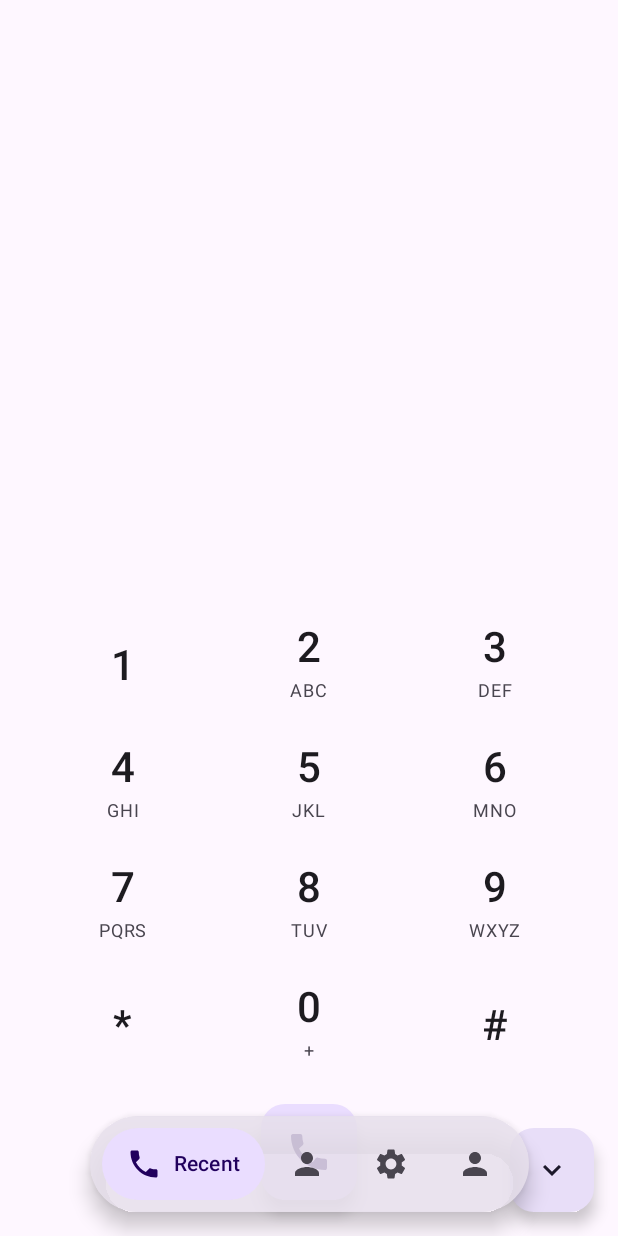
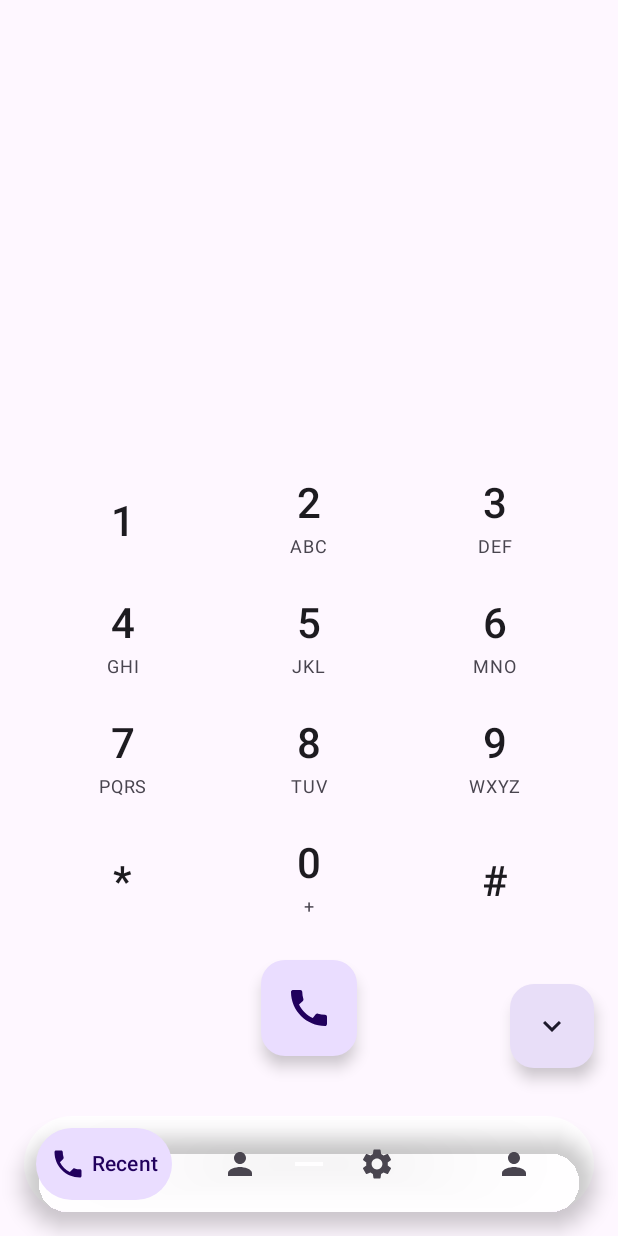
Before and after one commit to aniverse-cloud/Aniverse, an Android app built with Jetpack Compose: the screen it shows after launch (MainActivity), after a tap on "Open Keypad", on a phone screen of 412 x 824 dp. Run offline under Robolectric (Android 15) with nearby library versions, the phone set to English and light mode, and no system bars.

Commit message:
Fix UI bugs with navbar and keypad padding
- Removed animateContentSize from navigation items to prevent resizing
- Implemented blurred milky white background for navigation bar
- Increased bottom padding for the keypad to ensure it sits above the floating nav bar

Co-authored-by: aniverse-cloud <208377934+aniverse-cloud@users.noreply.github.com>

```diff
--- a/AnPhone001/app/src/main/java/com/example/dialer/DialerScreen.kt
+++ b/AnPhone001/app/src/main/java/com/example/dialer/DialerScreen.kt
@@ -222,7 +222,7 @@ fun DialerScreen(navController: NavController? = null, innerPadding: PaddingValu
                 Column(
                     modifier = Modifier
                         .fillMaxWidth()
-                        .padding(bottom = 16.dp),
+                        .padding(bottom = innerPadding.calculateBottomPadding() + 16.dp),
                     horizontalAlignment = Alignment.CenterHorizontally
                 ) {
                     val keys = listOf(
@@ -279,7 +279,7 @@ fun DialerScreen(navController: NavController? = null, innerPadding: PaddingValu
                 onClick = { isKeypadVisible = true },
                 modifier = Modifier
                     .align(Alignment.BottomEnd)
-                    .padding(16.dp),
+                    .padding(bottom = innerPadding.calculateBottomPadding() + 16.dp, end = 16.dp),
                 containerColor = MaterialTheme.colorScheme.primaryContainer
             ) {
                 Icon(Icons.Filled.Dialpad, contentDescription = "Open Keypad")
@@ -290,7 +290,7 @@ fun DialerScreen(navController: NavController? = null, innerPadding: PaddingValu
                 onClick = { isKeypadVisible = false },
                 modifier = Modifier
                     .align(Alignment.BottomEnd)
-                    .padding(16.dp),
+                    .padding(bottom = innerPadding.calculateBottomPadding() + 16.dp, end = 16.dp),
                 containerColor = MaterialTheme.colorScheme.secondaryContainer
             ) {
                 Icon(Icons.Filled.KeyboardArrowDown, contentDescription = "Hide Keypad")
--- a/AnPhone001/app/src/main/java/com/example/dialer/MainActivity.kt
+++ b/AnPhone001/app/src/main/java/com/example/dialer/MainActivity.kt
@@ -17,6 +17,7 @@ import androidx.compose.material.icons.filled.Person
 import androidx.compose.material.icons.filled.Phone
 import androidx.compose.animation.AnimatedVisibility
 import androidx.compose.animation.animateColorAsState
+import androidx.compose.animation.animateContentSize
 import androidx.compose.animation.core.tween
 import androidx.compose.foundation.background
 import androidx.compose.foundation.clickable
@@ -33,6 +34,7 @@ import androidx.compose.material3.*
 import androidx.compose.runtime.*
 import androidx.compose.ui.Alignment
 import androidx.compose.ui.Modifier
+import androidx.compose.ui.draw.blur
 import androidx.compose.ui.draw.clip
 import androidx.compose.ui.graphics.Color
 import androidx.compose.ui.graphics.vector.ImageVector
@@ -206,13 +208,26 @@ fun FloatingNavigationBar(
         contentAlignment = Alignment.Center
     ) {
         // Implement glassmorphism-like background overlay effect
+        Box(
+            modifier = Modifier.fillMaxWidth(),
+            contentAlignment = Alignment.Center
+        ) {
+            // Background blur layer
+            Box(
+                modifier = Modifier
+                    .matchParentSize()
+                    .clip(CircleShape)
+                    .blur(16.dp)
+                    .background(Color(0xCCFFFFFF)) // Milky white effect
+            )
             Surface(
+                modifier = Modifier.fillMaxWidth(),
                 shape = CircleShape,
                 shadowElevation = 8.dp,
-            color = MaterialTheme.colorScheme.surfaceVariant.copy(alpha = 0.85f)
+                color = Color.Transparent
             ) {
                 Row(
-                modifier = Modifier.padding(horizontal = 8.dp, vertical = 8.dp),
+                    modifier = Modifier.fillMaxWidth().padding(horizontal = 8.dp, vertical = 8.dp),
                     horizontalArrangement = Arrangement.SpaceEvenly,
                     verticalAlignment = Alignment.CenterVertically
                 ) {
@@ -229,10 +244,11 @@ fun FloatingNavigationBar(
 
                     Row(
                         modifier = Modifier
+                            .weight(1f)
                             .clip(CircleShape)
                             .background(backgroundColor)
                             .clickable { onItemClick(screen) }
-                            .padding(horizontal = 16.dp, vertical = 12.dp),
+                            .padding(horizontal = 8.dp, vertical = 12.dp),
                         verticalAlignment = Alignment.CenterVertically,
                         horizontalArrangement = Arrangement.Center
                     ) {
@@ -244,9 +260,10 @@ fun FloatingNavigationBar(
                         AnimatedVisibility(visible = selected) {
                             Text(
                                 text = screen.title,
-                                modifier = Modifier.padding(start = 8.dp),
+                                modifier = Modifier.padding(start = 4.dp),
                                 color = contentColor,
-                                style = MaterialTheme.typography.labelLarge
+                                style = MaterialTheme.typography.labelLarge,
+                                maxLines = 1
                             )
                         }
                     }
@@ -255,3 +272,4 @@ fun FloatingNavigationBar(
             }
         }
     }
+}
```
Also changed, not shown: 2 other files. Lines whose indentation alone changed are shown as unchanged.
